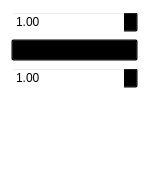
Above: src/UI/MathNode.ui from Drew-S/TerrainGenerator before the change. Below: the same form after it.
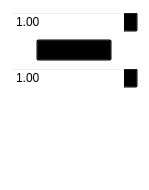
That is the form after the change.

What changed in the file:
```diff
--- a/src/UI/MathNode.ui
+++ b/src/UI/MathNode.ui
@@ -37,6 +37,21 @@
     </widget>
    </item>
    <item>
+    <layout class="QHBoxLayout" name="horizontalLayout">
+     <item>
+      <spacer name="horizontalSpacer">
+       <property name="orientation">
+        <enum>Qt::Horizontal</enum>
+       </property>
+       <property name="sizeHint" stdset="0">
+        <size>
+         <width>40</width>
+         <height>20</height>
+        </size>
+       </property>
+      </spacer>
+     </item>
+     <item>
     <widget class="QComboBox" name="mode">
      <item>
       <property name="text">
@@ -79,6 +94,21 @@
       </property>
      </item>
     </widget>
+     </item>
+     <item>
+      <spacer name="horizontalSpacer_2">
+       <property name="orientation">
+        <enum>Qt::Horizontal</enum>
+       </property>
+       <property name="sizeHint" stdset="0">
+        <size>
+         <width>40</width>
+         <height>20</height>
+        </size>
+       </property>
+      </spacer>
+     </item>
+    </layout>
    </item>
    <item>
     <widget class="QDoubleSpinBox" name="val_in_1">
```
Lines whose indentation alone changed are shown as unchanged.
